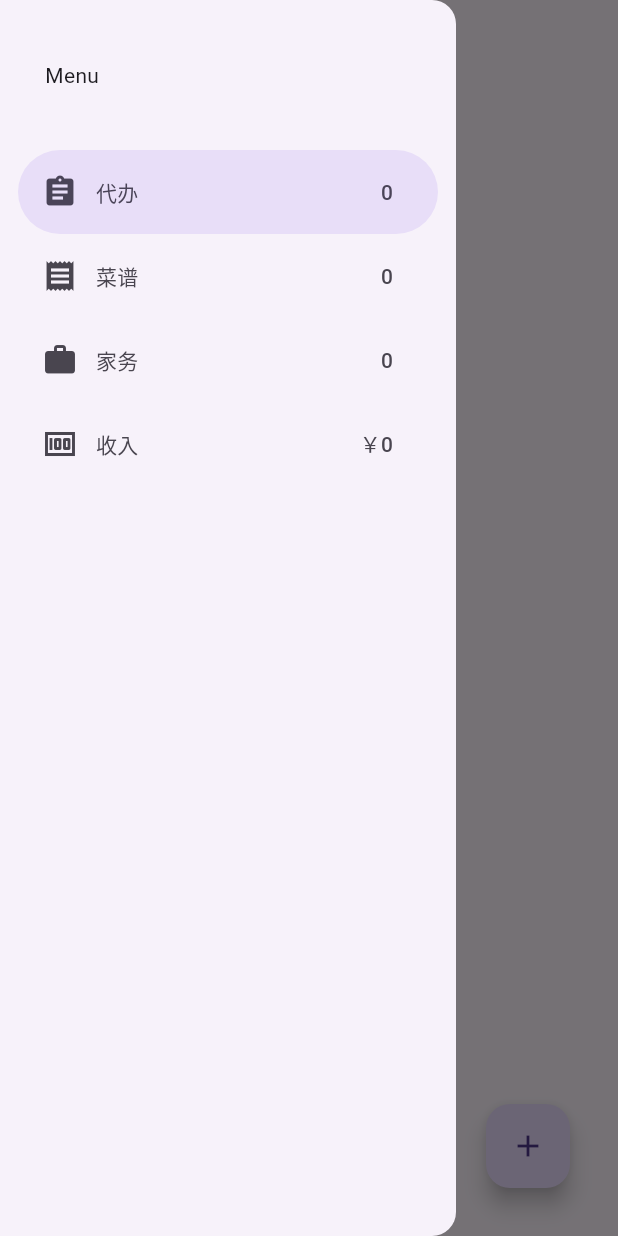
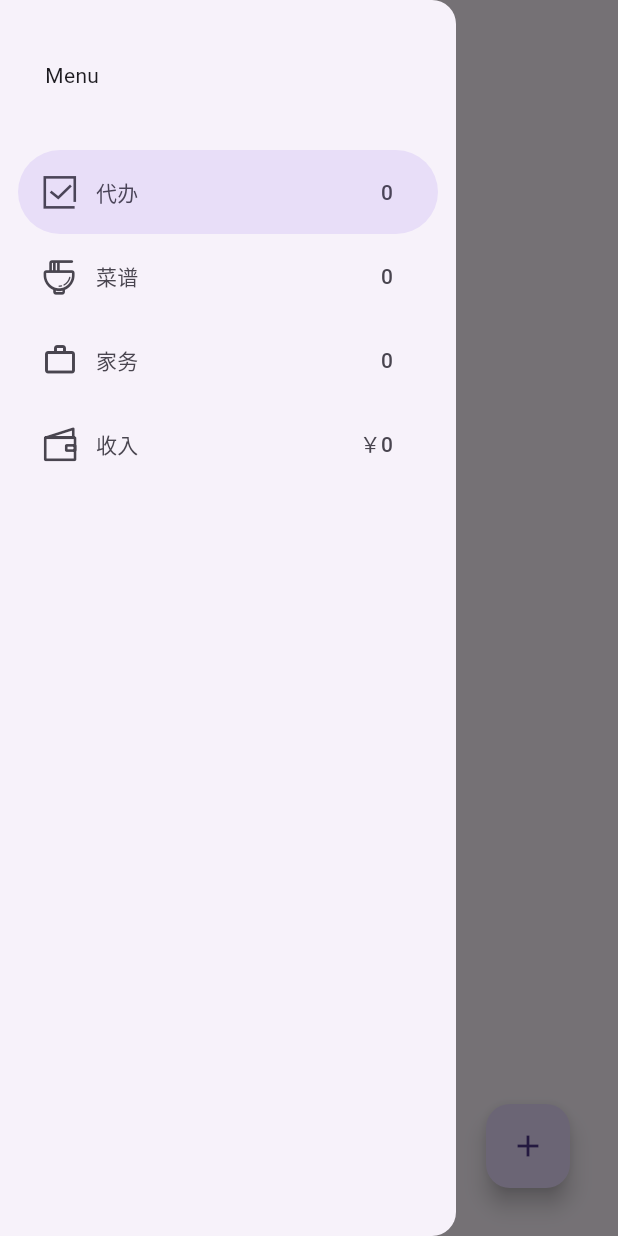
Before and after one commit to HackNerd1/house-work, a Flutter app: the screen it shows after launch, with the side drawer open, on a phone screen of 412 x 824 dp. Run offline on Flutter 3.47's test engine with Material 3 defaults, Android fonts, the light colour scheme and no system bars; our stand-ins replace select_form_field, shared_preferences.

Commit message:
feat: 更新iconfont 更新菜单icon

```diff
--- a/lib/widgets/icon_font.dart
+++ b/lib/widgets/icon_font.dart
@@ -4,7 +4,7 @@
  * @Author: Hansel
  * @Date: 2024-03-09 15:31:33
  * @LastEditors: Hansel
- * @LastEditTime: 2024-03-10 12:08:04
+ * @LastEditTime: 2024-03-10 12:22:34
  */
 import 'package:flutter/widgets.dart';
 
@@ -14,4 +14,12 @@ class IconFont {
   static const IconData icon_kongshuju = IconData(0xe63a, fontFamily: _family);
 
   static const IconData icon_income_one = IconData(0xe6b0, fontFamily: _family);
+
+  static const IconData icon_1_todo = IconData(0xe600, fontFamily: _family);
+
+  static const IconData icon_1_income_2 = IconData(0xe601, fontFamily: _family);
+  static const IconData icon_income = IconData(0xe906, fontFamily: _family);
+
+  static const IconData icon_repast_recipe =
+      IconData(0xe649, fontFamily: _family);
 }
```
Also changed, not shown: assets/fonts/iconfont.ttf, lib/config/menus.config.dart.
